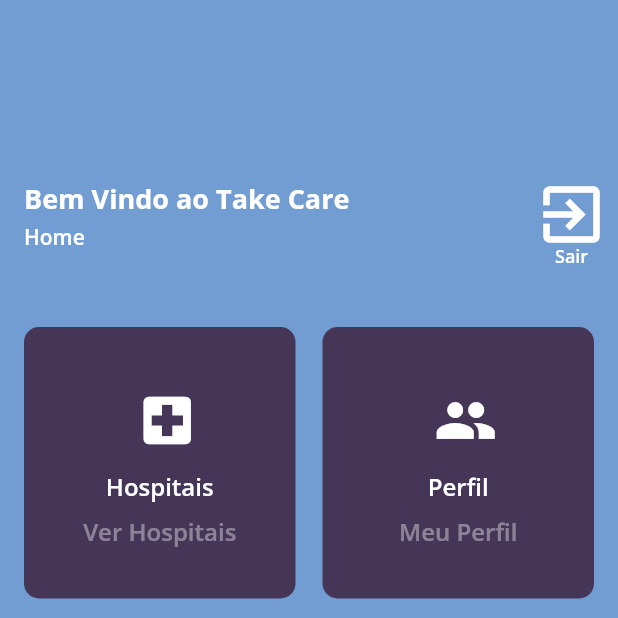
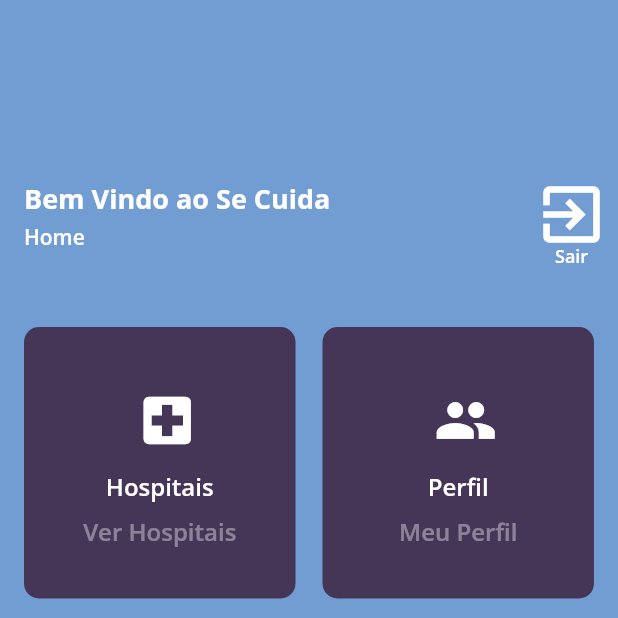
Before and after one commit to Gabriel-dev2/takecareappflutter, a Flutter app: the MainMenu screen opened by its route, on a phone screen of 412 x 824 dp, the top half of it. Run offline on Flutter 3.47's test engine with Material 2 defaults, Android fonts, the phone set to English and light mode, and no system bars; our stand-ins replace google_fonts; generated files the repository leaves out were written again.

Commit message:
APP-05 Mudança no nome do app

```diff
--- a/lib/mainMenu.dart
+++ b/lib/mainMenu.dart
@@ -36,7 +36,7 @@ class _MainMenu extends State<MainMenu> {
                 Column(
                   crossAxisAlignment: CrossAxisAlignment.start,
                   children: <Widget>[
-                    Text("Bem Vindo ao Take Care", style: GoogleFonts.openSans(
+                    Text("Bem Vindo ao Se Cuida", style: GoogleFonts.openSans(
                       textStyle: TextStyle(
                         color: Colors.white,
                         fontSize: 18,
```
